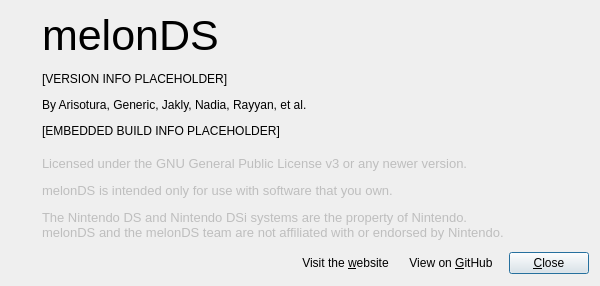
Qt form src/frontend/qt_sdl/AboutDialog.ui (melonDS-emu/melonDS) before a commit.
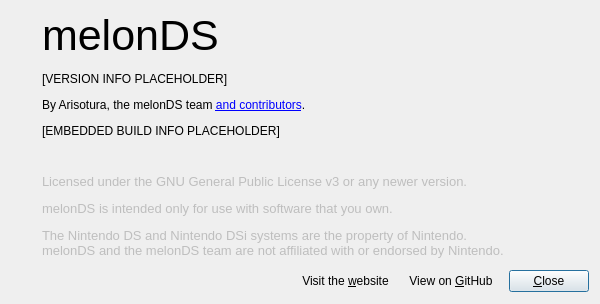
The same form after that commit. Icons and pictures are not drawn.

Commit message: simplify credits and link to all contributors

Patch:
```diff
--- a/src/frontend/qt_sdl/AboutDialog.ui
+++ b/src/frontend/qt_sdl/AboutDialog.ui
@@ -7,7 +7,7 @@
     <x>0</x>
     <y>0</y>
     <width>600</width>
-    <height>286</height>
+    <height>304</height>
    </rect>
   </property>
   <property name="minimumSize">
@@ -125,7 +125,7 @@
           <bool>true</bool>
          </property>
          <property name="text">
-          <string>By Arisotura, Generic, Jakly, Nadia, Rayyan, et al.</string>
+          <string>By Arisotura, the melonDS team &lt;a href=&quot;https://github.com/melonDS-emu/melonDS/graphs/contributors&quot;&gt;and contributors&lt;/a&gt;.</string>
          </property>
         </widget>
        </item>
```
